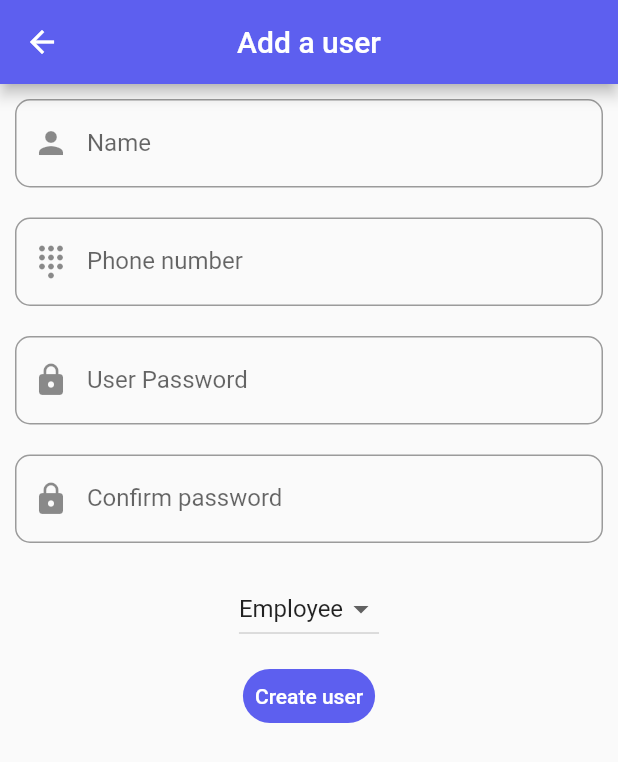
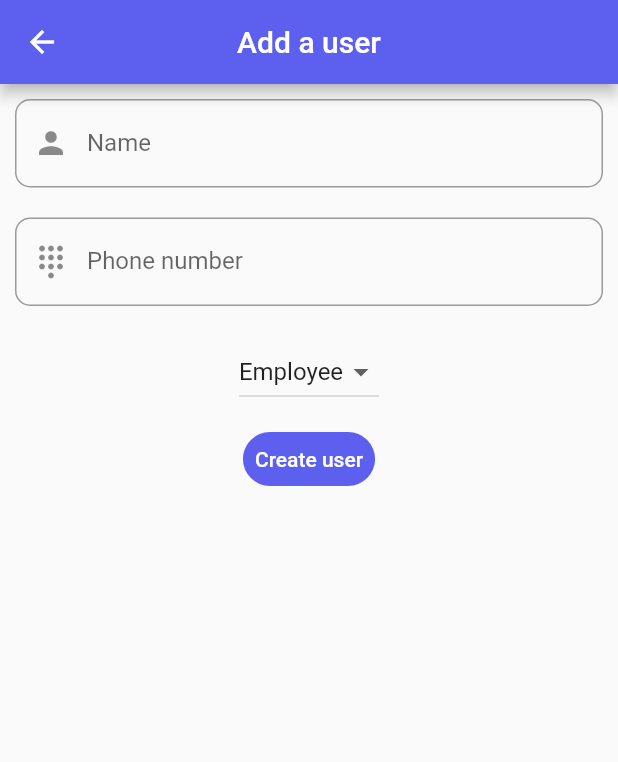
Before and after one commit to Austin-Metke/expense_tracker, a Flutter app: the AddUserPage screen opened directly, on a phone screen of 412 x 824 dp. Shown: the top 762 px of the screen. Run offline on Flutter 3.47's test engine with Material 2 defaults, Android fonts, the phone set to English and light mode, and no system bars; drawn by our look-alikes of oktoast; our stand-ins replace cloud_firestore, cloud_functions, firebase_auth, firebase_core, flutter_multi_formatter, flutter_native_image and 3 more; missing offline and left inert: firebase_app_check; accounts and stored records are empty.

Commit message:
Lots of refactoring, implemented use of FirebaseAppCheck to ensure Firebase actions are only used within the app, and not through other means. If a newly created user logs in, they're now prompted to change their password.

```diff
--- a/lib/DataTypes/User.dart
+++ b/lib/DataTypes/User.dart
@@ -1,4 +1,3 @@
-
 class User {
   String? name;
   String? email;
@@ -6,13 +5,16 @@ class User {
   bool? isManager;
   String? phoneNumber;
 
+  User(
+      {required this.name,
+      required this.email,
+      this.oldEmail,
+      required this.isManager,
+      required this.phoneNumber});
+
   toJson() => _serializeToJson(this);
 
-  //Proper way to create a constructor in Dart
-  User({required this.name, required this.email, this.oldEmail, required this.isManager, required this.phoneNumber});
-
-
-  Future<Map<String, dynamic>> _serializeToJson(User user) async {
+  Map<String, dynamic> _serializeToJson(User user) {
     return <String, dynamic>{
       "name": user.name,
       "phoneNumber": user.phoneNumber,
--- a/lib/FirebaseOperations/CloudFunctionActions.dart
+++ /dev/null
@@ -1,25 +0,0 @@
-import 'package:cloud_functions/cloud_functions.dart';
-import 'package:flutter/material.dart';
-
-import '../DataTypes/User.dart';
-
-@immutable
-abstract class CloudFunctionActions {
-
-  static Future<String?> createUser({required User user}) async {
-    HttpsCallable callable = FirebaseFunctions.instanceFor(region: 'us-west2')
-        .httpsCallable('makeUser');
-    final resp = await callable.call(await user.toJson());
-    return resp.data;
-  }
-
-  static Future<String?> updateUser({required User user}) async {
-    HttpsCallable callable = FirebaseFunctions.instanceFor(region: 'us-west2')
-        .httpsCallable('updateUser');
-    final resp = await callable.call(await user.toJson());
-    return resp.data;
-  }
-
-
-
-}
--- a/lib/Global.dart
+++ b/lib/Global.dart
@@ -4,20 +4,18 @@ import 'package:flutter_multi_formatter/flutter_multi_formatter.dart';
 
 @immutable
 abstract class Global {
-  static const Color colorBlue = Color(0xff5d5fef);
+  static const Color colorBlue = Color(0xff5d5fef); //Default color used throughout most of the app, '0xff' must be appended to the hex value of the color for dart to use it
   static const phoneNumberLength = 10;
-  static MaskedInputFormatter phoneInputFormatter =
-      MaskedInputFormatter('000-000-0000');
-  static const PosInputFormatter moneyInputFormatter = PosInputFormatter(
+  static const minPasswordLength = 6;
+  static const characterLimit = 300; //Character limit of a comment, used in UploadReceiptPage.dart and EditReceiptPage.dart
+  static MaskedInputFormatter phoneInputFormatter = MaskedInputFormatter('000-000-0000'); //Formatter used for phone numbers
+  static const PosInputFormatter moneyInputFormatter = PosInputFormatter( //Formatter used for currency
       mantissaLength: 2, thousandsSeparator: ThousandsPosSeparator.comma);
-  static const double defaultRadius = 10;
-  static const imageCompression = 50;
-  static const imageQuality = 30;
-  static const SizedBox defaultIconSpacing = SizedBox(
-    width: 5,
-  );
-
-  static final ButtonStyle defaultButtonStyle = TextButton.styleFrom(
+  static const double defaultRadius = 10; //The default radius of all TextButtons(), TextFormFields(), and Toasts()
+  static const imageCompression = 50; //Compression for uploaded images, goes from 0 to 100, used in UploadReceiptPage.dart and EditReceiptPage.dart
+  static const imageQuality = 30; //Quality of uploaded images, goes from 0 to 100, used in UploadReceiptPage.dart and EditReceiptPage.dart
+  static const SizedBox defaultIconSpacing = SizedBox(width: 5,); //Spacing used between Icons() and Text()
+  static final ButtonStyle defaultButtonStyle = TextButton.styleFrom( //The default button style used across the entire app
     shape: const StadiumBorder(),
     maximumSize: Size.infinite,
     backgroundColor: Global.colorBlue,
--- a/lib/SettingsPage.dart
+++ b/lib/SettingsPage.dart
@@ -99,7 +99,7 @@ class _SettingsPageState extends State<SettingsPage> {
 
   void _logOut() async {
     await Global.auth.signOut();
-
+    Navigator.pushReplacement(context, MaterialPageRoute(builder: (BuildContext context) => const ExpenseTracker()));
 
   }
 
--- a/lib/UserPages/AddUserPage.dart
+++ b/lib/UserPages/AddUserPage.dart
@@ -3,7 +3,6 @@ import 'package:flutter/material.dart';
 import 'package:flutter/services.dart';
 import 'package:flutter_multi_formatter/flutter_multi_formatter.dart';
 import 'package:oktoast/oktoast.dart';
-import '../FirebaseOperations/CloudFunctionActions.dart';
 import '../Global.dart';
 import '../DataTypes/User.dart';
 
@@ -19,7 +18,6 @@ class _AddUserPageState extends State<AddUserPage> {
 
   late String? _name;
   late String _phoneNumber;
-  late String? _password;
   late bool? _isManager = false;
 
   int? selectedItem = 0;
@@ -27,7 +25,6 @@ class _AddUserPageState extends State<AddUserPage> {
   @override
   Widget build(BuildContext context) {
     return OKToast(
-        radius: 10,
         child: Scaffold(
             appBar: AppBar(
               backgroundColor: Global.colorBlue,
@@ -46,7 +43,7 @@ class _AddUserPageState extends State<AddUserPage> {
                             labelText: "Name",
                             border: OutlineInputBorder(
                               borderRadius:
-                                  BorderRadius.all(Radius.circular(10)),
+                                  BorderRadius.all(Radius.circular(Global.defaultRadius)),
                             ),
                             prefixIcon: Icon(Icons.person),
                             hintText: "Name",
@@ -59,39 +56,6 @@ class _AddUserPageState extends State<AddUserPage> {
                     Padding(
                       padding: const EdgeInsets.all(10),
                       child: phoneNumberField(),
-                    ),
-
-                    //Password
-                    Padding(
-                      padding: const EdgeInsets.all(10),
-                      child: TextFormField(
-                        decoration: const InputDecoration(
-                          labelText: "User Password",
-                          border: OutlineInputBorder(
-                            borderRadius: BorderRadius.all(Radius.circular(10)),
-                          ),
-                          prefixIcon: Icon(Icons.lock),
-                          hintText: "User Password",
-                        ),
-                        validator: (value) => _passwordValidator(value),
-                        onChanged: (value) => setState(() => _password = value),
-                      ),
-                    ),
-
-                    //Confirm password
-                    Padding(
-                      padding: const EdgeInsets.all(10),
-                      child: TextFormField(
-                        decoration: const InputDecoration(
-                          labelText: "Confirm password",
-                          border: OutlineInputBorder(
-                            borderRadius: BorderRadius.all(Radius.circular(10)),
-                          ),
-                          prefixIcon: Icon(Icons.lock),
-                          hintText: "Confirm Password",
-                        ),
-                        validator: (value) => _confirmPasswordValidator(value),
-                      ),
                     ),
 
                     Padding(
@@ -130,18 +94,18 @@ class _AddUserPageState extends State<AddUserPage> {
         decoration: const InputDecoration(
           labelText: "Phone number",
           border: OutlineInputBorder(
-            borderRadius: BorderRadius.all(Radius.circular(10)),
+            borderRadius: BorderRadius.all(Radius.circular(Global.defaultRadius)),
           ),
           prefixIcon: Icon(Icons.dialpad_outlined),
           hintText: "Phone number",
         ),
-        validator: (value) => _phoneNumberValidator(toNumericString(value, allowPeriod: false, allowHyphen: false)),
-        onChanged: (value) => _phoneNumber = toNumericString(value, allowHyphen: false),
+        validator: (value) => _phoneNumberValidator(
+            toNumericString(value, allowPeriod: false, allowHyphen: false)),
+        onChanged: (value) =>
+            _phoneNumber = toNumericString(value, allowHyphen: false),
         onFieldSubmitted: (value) => _key.currentState?.validate(),
         keyboardType: TextInputType.phone,
-        inputFormatters: [
-          Global.phoneInputFormatter
-        ],
+        inputFormatters: [Global.phoneInputFormatter],
       );
 
   _nameValidator(String? value) {
@@ -160,45 +124,19 @@ class _AddUserPageState extends State<AddUserPage> {
     return null;
   }
 
-  _passwordValidator(String? value) {
-    if (value!.isEmpty) {
-      return 'Please enter a password';
-    }
-
-    //return null if text is valid
-    return null;
-  }
-
-  _confirmPasswordValidator(String? value) {
-    if (value!.isEmpty) {
-      return 'please enter a password';
-    }
-
-    if (value != _password) {
-      return 'passwords do not match';
-    }
-
-    return null;
-  }
-
   Future<void> _createUser() async {
-
     _loadingToast();
 
-    String? functionStatus = await CloudFunctionActions.createUser(user:User(
-        name: _name,
-        isManager: _isManager,
-        email: '$_phoneNumber@fakeemail.com',
-        phoneNumber: _phoneNumber));
-
+    String? functionStatus = await _createUserCloudFunction(
+        user: User(
+            name: _name,
+            isManager: _isManager,
+            email: '$_phoneNumber@fakeemail.com',
+            phoneNumber: _phoneNumber));
 
     switch (functionStatus) {
       case 'auth/email-already-exists':
         _userAlreadyExistsToast();
-        break;
-
-      case 'auth/invalid-password':
-        _passwordtooShortToast();
         break;
 
       case 'success':
@@ -209,6 +147,14 @@ class _AddUserPageState extends State<AddUserPage> {
     }
   }
 
+  Future<String?> _createUserCloudFunction({required User user}) async {
+    HttpsCallable callable = FirebaseFunctions.instanceFor(region: 'us-west2')
+        .httpsCallable('makeUser');
+    final resp = await callable.call(user.toJson());
+    return resp.data;
+  }
+
+
   _successToast() {
     showToast(
       'User \'$_name\' successfully created!',
@@ -218,21 +164,6 @@ class _AddUserPageState extends State<AddUserPage> {
       textStyle: TextStyle(
           fontSize: MediaQuery.of(context).size.width * 0.035,
           color: Colors.white),
-      dismissOtherToast: true,
-      textAlign: TextAlign.center,
-    );
-  }
-
-  _passwordtooShortToast() {
-    showToast(
-      'Password must be 6 characters long',
-      position: ToastPosition.bottom,
-      backgroundColor: Colors.red,
-      radius: Global.defaultRadius,
-      textStyle: TextStyle(
-        fontSize: MediaQuery.of(context).size.width * 0.035,
-        color: Colors.white,
-      ),
       dismissOtherToast: true,
       textAlign: TextAlign.center,
     );
@@ -279,6 +210,5 @@ class _AddUserPageState extends State<AddUserPage> {
       dismissOtherToast: true,
       textAlign: TextAlign.center,
     );
-
   }
 }
--- a/lib/UserPages/NewUserPasswordChangePage.dart
+++ b/lib/UserPages/NewUserPasswordChangePage.dart
@@ -1,7 +1,6 @@
 import 'package:cloud_firestore/cloud_firestore.dart';
 import 'package:firebase_auth/firebase_auth.dart';
 import 'package:flutter/material.dart';
-
 import '../Global.dart';
 import '../NavigationPages/EmployeeNavigationPage.dart';
 import '../NavigationPages/ManagerNavigationPage.dart';
@@ -93,6 +92,7 @@ class _NewUserPasswordChangePageState extends State<NewUserPasswordChangePage> {
                 ),
               ),
 
+              //Change password button
               TextButton(
                   onPressed: _changePassword,
                   child: const Text("Change password"),
@@ -105,7 +105,7 @@ class _NewUserPasswordChangePageState extends State<NewUserPasswordChangePage> {
   String? _passwordValidator(String? value) {
     if (value!.isEmpty) {
       return "Please enter a password!";
-    } else if(value.length < 6) {
+    } else if(value.length < Global.minPasswordLength) {
       return "Password must be 6 characters long!";
     }
 
--- a/lib/main.dart
+++ b/lib/main.dart
@@ -1,4 +1,5 @@
 import 'package:expense_tracker/NavigationPages/LoginPage.dart';
+import 'package:firebase_app_check/firebase_app_check.dart';
 import 'package:firebase_core/firebase_core.dart';
 import 'package:flutter/material.dart';
 import 'firebase_options.dart';
@@ -10,6 +11,8 @@ Future<void> main() async {
     options: DefaultFirebaseOptions.currentPlatform,
   );
 
+  await FirebaseAppCheck.instance.activate();
+
 
   runApp(const ExpenseTracker());
 }
--- a/pubspec.yaml
+++ b/pubspec.yaml
@@ -46,6 +46,7 @@ dependencies:
   syncfusion_flutter_charts: ^19.4.56
   dcdg: ^3.0.0
   firebase_storage: ^10.2.9
+  firebase_app_check: ^0.0.6+8
 
 dev_dependencies:
   flutter_test:
```
Also changed, not shown: lib/DataTypes/Receipt.dart (+10 -7 lines), lib/ExpensePages/ExpensesOverviewPage.dart (+11 -17 lines), lib/FirebaseOperations/FirestoreActions.dart (deleted, +0 -24 lines), lib/NavigationPages/LoginPage.dart (+1 -10 lines), lib/ReceiptPages/EditReceiptPage.dart (+15 -16 lines), lib/ReceiptPages/UploadReceiptPage.dart (+15 -21 lines), lib/ReceiptPages/ViewArchivedReceiptsPage.dart (+7 -12 lines), lib/ReceiptPages/ViewReceiptsPage.dart (+20 -12 lines), lib/UserPages/EditUserPage.dart (+14 -25 lines), pubspec.lock, 1 other file.
